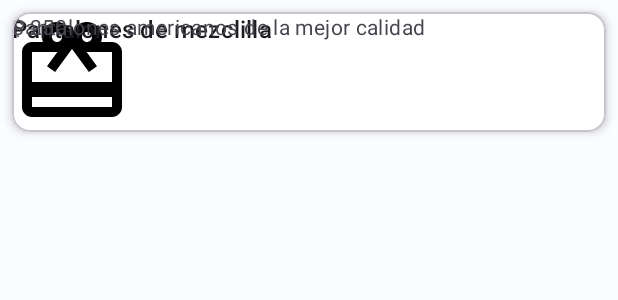
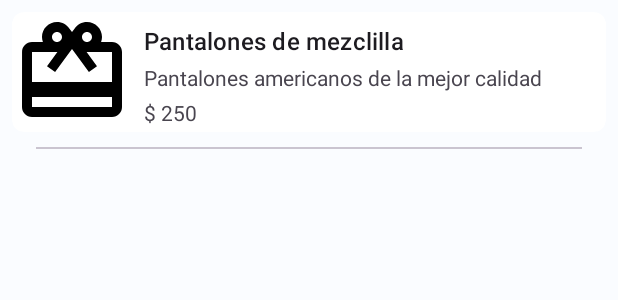
Before and after one commit to PI5-Localito/Localito-Android, an Android app: the layout item_profile.xml on its own in the app's theme, with its tools: preview values and no code run, on a phone screen of 412 x 824 dp. Shown: the top 300 px of the screen. Run offline under Robolectric (Android 15) with nearby library versions, the phone set to English and light mode, and no system bars; Roboto replaces fonts that are not available here.

Commit message:
Feat: I have created a sellerprofile view
I have changed the version of compileSdk and targetSdk 33 => 34
In the SellerProfileView constraintLayout to LinearLayouts

```diff
--- a/app/build.gradle.kts
+++ b/app/build.gradle.kts
@@ -4,7 +4,7 @@ plugins {
 
 android {
     namespace = "mx.pi5.localito"
-    compileSdk = 33
+    compileSdk = 34
 
     viewBinding {
         enable = true
@@ -13,7 +13,7 @@ android {
     defaultConfig {
         applicationId = "mx.pi5.localito"
         minSdk = 24
-        targetSdk = 33
+        targetSdk = 34
         versionCode = 1
         versionName = "1.0"
 
--- a/app/src/main/AndroidManifest.xml
+++ b/app/src/main/AndroidManifest.xml
@@ -13,8 +13,15 @@
         android:theme="@style/Theme.Localito"
         tools:targetApi="31">
         <activity
-            android:name=".SellerProfile"
-            android:exported="false" />
+            android:name=".layouts.SellerProfile"
+            android:exported="true" >
+            <intent-filter>
+                <action android:name="android.intent.action.MAIN" />
+
+                <category android:name="android.intent.category.LAUNCHER" />
+            </intent-filter>
+        </activity>
+
         <activity
             android:name=".auth.AnonymRegister"
             android:exported="false" />
--- a/app/src/main/java/mx/pi5/localito/SellerProfile.java
+++ b/app/src/main/java/mx/pi5/localito/layouts/SellerProfile.java
@@ -1,4 +1,4 @@
-package mx.pi5.localito;
+package mx.pi5.localito.layouts;
 
 import androidx.appcompat.app.AppCompatActivity;
 import android.content.Intent;
--- a/app/src/main/res/layout/activity_seller_profile.xml
+++ b/app/src/main/res/layout/activity_seller_profile.xml
@@ -5,7 +5,7 @@
     android:layout_width="match_parent"
     android:layout_height="match_parent"
     android:background="@color/md_theme_light_surface"
-    tools:context=".SellerProfile">
+    tools:context=".layouts.SellerProfile">
     <!-- componente de barra de busqueda -->
     <com.google.android.material.appbar.AppBarLayout
         android:layout_width="match_parent"
@@ -22,19 +22,22 @@
             app:layout_scrollFlags="scroll|enterAlways" />
     </com.google.android.material.appbar.AppBarLayout>
 <!-- aqui va el contenido de la vista del perfil del usuario-->
+    <androidx.core.widget.NestedScrollView
+        android:layout_width="match_parent"
+        android:layout_height="match_parent"
+        app:layout_behavior="@string/appbar_scrolling_view_behavior">
 
         <LinearLayout
             android:layout_width="match_parent"
             android:layout_height="wrap_content"
             android:orientation="vertical"
             android:layout_marginTop="8dp"
-        app:layout_behavior="@string/appbar_scrolling_view_behavior">
+            android:layout_marginBottom="?android:attr/actionBarSize">
             <ImageView
                 android:layout_width="184dp"
                 android:layout_height="121dp"
-            android:layout_alignParentLeft="true"
-            android:layout_marginLeft="114dp"
                 android:layout_alignParentTop="true"
+                android:layout_gravity="center_horizontal"
                 android:layout_marginTop="20dp"
                 android:layout_marginBottom="15dp"
                 android:background="@drawable/woo"
@@ -53,7 +56,7 @@
                 android:layout_height="wrap_content"
                 android:layout_margin="8dp"
                 android:gravity="center_horizontal"
-            android:orientation="horizontal"> <!-- Ajuste aquí -->
+                android:orientation="horizontal">
 
                 <com.google.android.material.button.MaterialButton
                     android:layout_width="wrap_content"
@@ -108,8 +111,14 @@
         <include layout="@layout/item_profile" />
         <include layout="@layout/item_profile" />
         <include layout="@layout/item_profile" />
+        <include layout="@layout/item_profile" />
+        <include layout="@layout/item_profile" />
+        <include layout="@layout/item_profile" />
+        <include layout="@layout/item_profile" />
 
         </LinearLayout>
+    </androidx.core.widget.NestedScrollView>
+
     <!--Bottom Navigation -->
     <com.google.android.material.bottomnavigation.BottomNavigationView
         android:layout_width="match_parent"
--- a/app/src/main/res/layout/item_profile.xml
+++ b/app/src/main/res/layout/item_profile.xml
@@ -1,86 +1,73 @@
 <?xml version="1.0" encoding="utf-8"?>
-<androidx.coordinatorlayout.widget.CoordinatorLayout
+<LinearLayout
     xmlns:android="http://schemas.android.com/apk/res/android"
     xmlns:app="http://schemas.android.com/apk/res-auto"
     xmlns:tools="http://schemas.android.com/tools"
     android:layout_width="match_parent"
-    android:layout_height="match_parent">
+    android:layout_height="match_parent"
+    android:orientation="vertical"
+    android:padding="8dp">
 
-        <!-- Agrega tus vistas de contenido aquí -->
     <com.google.android.material.card.MaterialCardView
         android:id="@+id/card"
         android:layout_width="match_parent"
         android:layout_height="wrap_content"
-        android:layout_margin="8dp"
-        android:backgroundTint="@color/md_theme_light_onTertiary"
-        app:cardElevation="4dp">
+        android:backgroundTint="@color/cardview_light_background"
+        app:cardCornerRadius="8dp"
+        app:strokeWidth="0dp">
 
-        <androidx.constraintlayout.widget.ConstraintLayout
+        <LinearLayout
             android:layout_width="match_parent"
             android:layout_height="wrap_content"
-            android:orientation="vertical"
-            android:padding="0dp">
-            <!--Media-->
+            android:orientation="horizontal">
 
+            <!-- Media -->
             <ImageView
                 android:id="@+id/product_image"
                 android:layout_width="80dp"
                 android:layout_height="80dp"
-                android:layout_constraintBottom_toBottomOf="parent"
-                android:layout_constraintEnd_toEndOf="parent"
-                android:layout_constraintTop_toTopOf="parent"
-                android:layout_marginEnd="0dp"
                 android:contentDescription="@string/product_image_title"
                 android:scaleType="centerCrop"
                 android:src="@drawable/baseline_card_giftcard_24"
-                app:layout_constraintBottom_toBottomOf="parent"
-                app:layout_constraintEnd_toEndOf="parent"
-                app:layout_constraintTop_toTopOf="parent"
-                app:layout_constraintVertical_bias="1.0" />
+                android:layout_marginEnd="8dp"/>
 
+            <LinearLayout
+                android:layout_width="0dp"
+                android:layout_height="wrap_content"
+                android:layout_weight="1"
+                android:orientation="vertical">
+
+                <!-- Title -->
                 <TextView
                     android:id="@+id/product_title"
-                android:layout_width="285dp"
-                android:layout_height="25dp"
-                android:layout_constraintEnd_toStartOf="@+id/product_image"
-                android:layout_constraintStart_toStartOf="parent"
-                android:layout_constraintTop_toTopOf="parent"
-                android:layout_marginStart="16dp"
+                    android:layout_width="match_parent"
+                    android:layout_height="wrap_content"
                     android:text="@string/product_title"
                     android:textAppearance="?attr/textAppearanceTitleMedium"
-                app:layout_constraintStart_toStartOf="parent"
-                tools:layout_editor_absoluteY="3dp" />
+                    android:layout_marginTop="8dp"/>
 
+                <!-- Description -->
                 <TextView
                     android:id="@+id/product_description"
-                android:layout_width="285dp"
-                android:layout_height="25dp"
-                android:layout_constraintEnd_toStartOf="@+id/product_image"
-                android:layout_constraintTop_toBottomOf="@+id/product_title"
-                android:layout_constraintStart_toStartOf="parent"
-                android:layout_marginStart="16dp"
+                    android:layout_width="match_parent"
+                    android:layout_height="wrap_content"
                     android:text="@string/product_description"
-                android:textAppearance="?attr/textAppearanceBodyMedium"
-                android:textColor="?android:attr/textColorSecondary"
-                app:layout_constraintBottom_toBottomOf="parent"
-                app:layout_constraintStart_toStartOf="parent"
-                app:layout_constraintTop_toTopOf="parent" />
+                    android:layout_marginTop="4dp"/>
 
+                <!-- Price -->
                 <TextView
                     android:id="@+id/product_price"
-                android:layout_width="0dp"
+                    android:layout_width="match_parent"
                     android:layout_height="wrap_content"
-                android:layout_constraintEnd_toStartOf="@+id/product_image"
-                android:layout_constraintTop_toBottomOf="@+id/product_description"
-                android:layout_constraintStart_toStartOf="parent"
-                android:layout_marginStart="16dp"
                     android:text="@string/product_price"
-                android:textAppearance="?attr/textAppearanceBodyMedium"
-                android:textColor="?android:attr/textColorSecondary"
-                app:layout_constraintStart_toStartOf="parent"
-                tools:layout_editor_absoluteY="52dp" />
-        </androidx.constraintlayout.widget.ConstraintLayout>
-
+                    android:layout_marginTop="4dp"/>
+            </LinearLayout>
+        </LinearLayout>
     </com.google.android.material.card.MaterialCardView>
-
-</androidx.coordinatorlayout.widget.CoordinatorLayout>
+    <com.google.android.material.divider.MaterialDivider
+        android:layout_width="match_parent"
+        android:layout_height="wrap_content"
+        app:dividerInsetStart="16dp"
+        android:layout_marginTop="10dp"
+        app:dividerInsetEnd="16dp"/>
+</LinearLayout>
```
Lines whose indentation alone changed are shown as unchanged.
